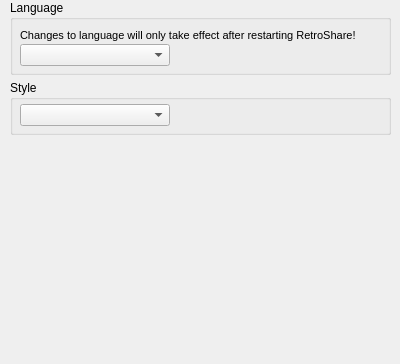
This is rs-Qt-gui/src/gui/Settings/GeneralPage.ui in autoscatto/retroshare as Qt 5 draws it before an edit. The edited form follows.
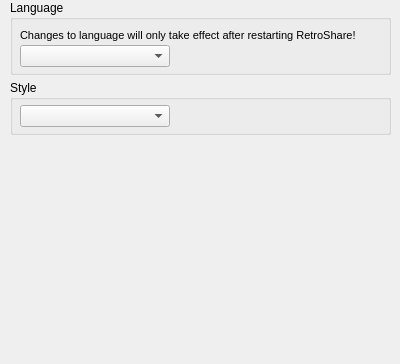
This is the edited form. Icons and pictures are not drawn.

```diff
--- a/rs-Qt-gui/src/gui/Settings/GeneralPage.ui
+++ b/rs-Qt-gui/src/gui/Settings/GeneralPage.ui
@@ -39,7 +39,7 @@
       <x>10</x>
       <y>24</y>
       <width>351</width>
-      <height>23</height>
+      <height>24</height>
      </rect>
     </property>
     <layout class="QGridLayout" >
@@ -121,7 +121,7 @@
       <x>10</x>
       <y>44</y>
       <width>351</width>
-      <height>23</height>
+      <height>24</height>
      </rect>
     </property>
     <layout class="QGridLayout" >
```
Left out of the diff: 4 changed lines with no effect on the pictures.
